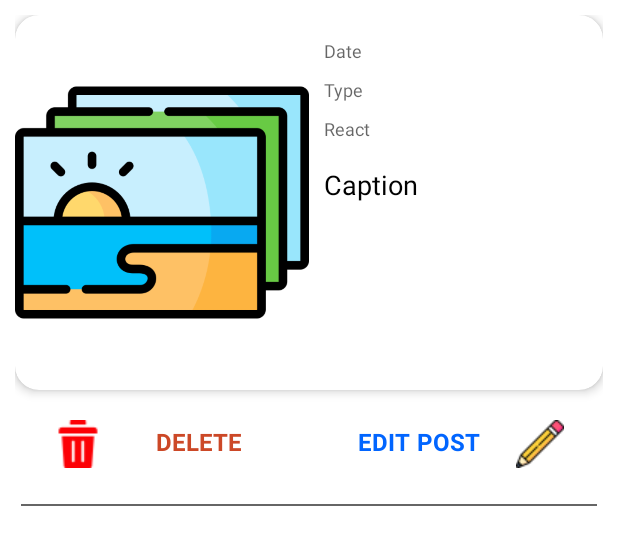
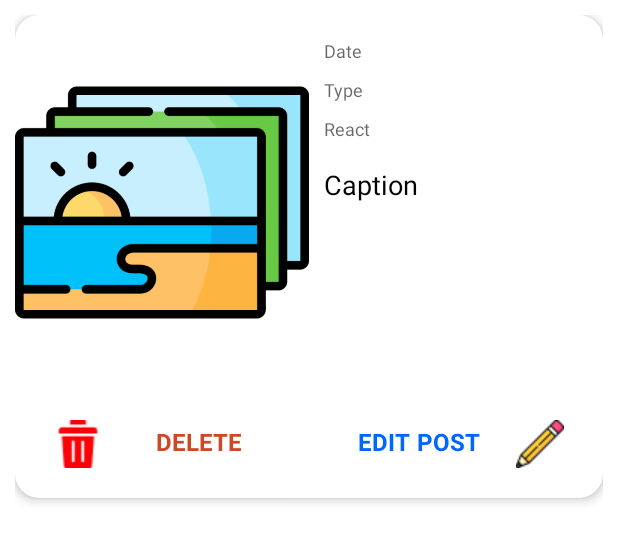
Before and after one commit to Dara-G6/Lost-and-found, an Android app: the layout history_list_view.xml on its own in the app's theme, with its tools: preview values and no code run, on a phone screen of 412 x 824 dp. Shown: the top 545 px of the screen. Run offline under Robolectric (Android 15) with nearby library versions, the phone set to English and light mode, and no system bars.

Commit message:
Update Material Design

```diff
--- a/app/src/main/java/com/example/lostandfound/Adapter/NewsAdapter.kt
+++ b/app/src/main/java/com/example/lostandfound/Adapter/NewsAdapter.kt
@@ -23,7 +23,6 @@ class NewsAdapter(context: Context, resource: Int, list: MutableList<Post>) :
     override fun getView(position: Int, convertView: View?, parent: ViewGroup): View {
         val layoutInflater = c.getSystemService(Context.LAYOUT_INFLATER_SERVICE) as LayoutInflater
         binding = NewsListViewBinding.inflate(layoutInflater,parent,false)
-
 
 
 
--- a/app/src/main/java/com/example/lostandfound/Fragment/NewsFragment.kt
+++ b/app/src/main/java/com/example/lostandfound/Fragment/NewsFragment.kt
@@ -32,6 +32,12 @@ class NewsFragment(): Fragment() {
             binding.RefreshNew.isRefreshing=false
             setList()
         }
+
+        binding.RefreshNew.setColorSchemeResources(
+            R.color.blue,
+            R.color.gray,
+            R.color.primary
+        )
 
 
 
--- a/app/src/main/java/com/example/lostandfound/PostActivity.kt
+++ b/app/src/main/java/com/example/lostandfound/PostActivity.kt
@@ -214,7 +214,7 @@ class PostActivity(
         var id = ""
         for (i in 0..size){
             val r =Random.nextInt(alphabet.length)
-            id += alphabet[i]
+            id += alphabet[r]
         }
         return  id
     }
--- a/app/src/main/res/layout/history_list_view.xml
+++ b/app/src/main/res/layout/history_list_view.xml
@@ -11,6 +11,10 @@
         app:cardCornerRadius="16dp"
         app:cardElevation="4dp"
         android:layout_height="wrap_content">
+        <LinearLayout
+            android:layout_width="match_parent"
+            android:orientation="vertical"
+            android:layout_height="match_parent">
 
             <LinearLayout
                 android:layout_width="match_parent"
@@ -69,8 +73,6 @@
 
                 </LinearLayout>
             </LinearLayout>
-    </androidx.cardview.widget.CardView>
-
             <LinearLayout
                 android:orientation="horizontal"
                 android:layout_width="match_parent"
@@ -104,9 +106,12 @@
                     android:textColor="@color/primary"
                     android:layout_height="wrap_content"/>
             </LinearLayout>
-    <View
-        android:layout_width="match_parent"
-        android:layout_height="1dp"
-        android:layout_margin="4dp"
-        android:background="@color/black_60"/>
+
+
         </LinearLayout>
+
+
+    </androidx.cardview.widget.CardView>
+
+
+</LinearLayout>
```
Also changed, not shown: app/src/main/res/layout/activity_login.xml (+5 -6 lines), app/src/main/res/layout/news_list_view.xml (+2 -5 lines). Lines whose indentation alone changed are shown as unchanged.
